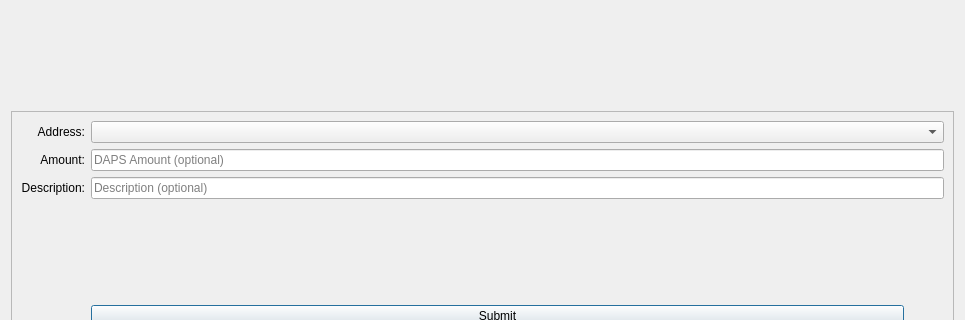
Before: the Qt Designer form src/qt/forms/receivecoinsdialog.ui in nashsclay/DAPSCoin, drawn with Qt 5; both pictures show x 0 to 965 and y 127 to 447 of the 965 by 708 pixel window.
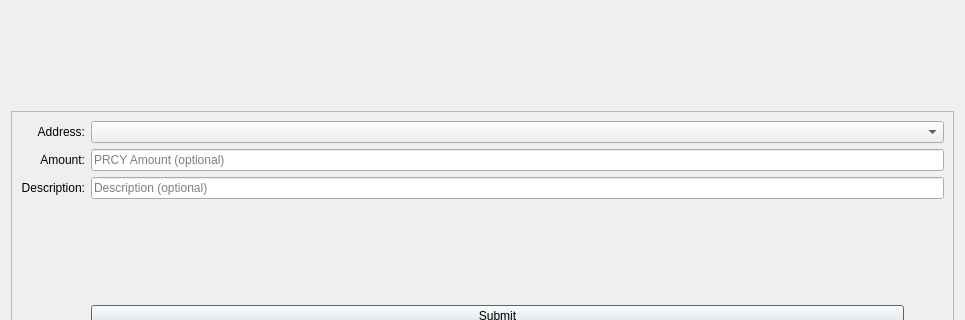
After: the same form once the commit is applied.

Commit message: convert to PRCY

Diff of the .ui file:
```diff
--- a/src/qt/forms/receivecoinsdialog.ui
+++ b/src/qt/forms/receivecoinsdialog.ui
@@ -174,7 +174,7 @@
            <string>An optional amount to request. Leave this empty or zero to not request a specific amount.</string>
           </property>
           <property name="placeholderText">
-           <string>DAPS Amount (optional)</string>
+           <string>PRCY Amount (optional)</string>
           </property>
          </widget>
         </item>
```
Left out of the diff: 4 changed lines with no effect on the pictures. The commit also changes 392 other files.
